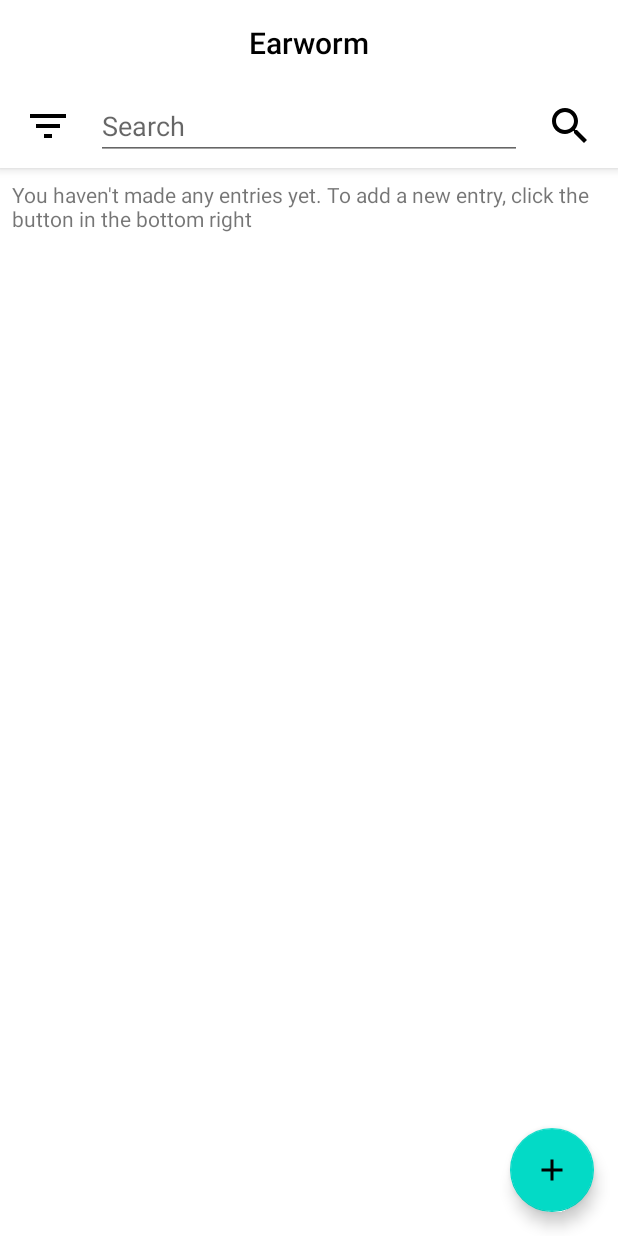
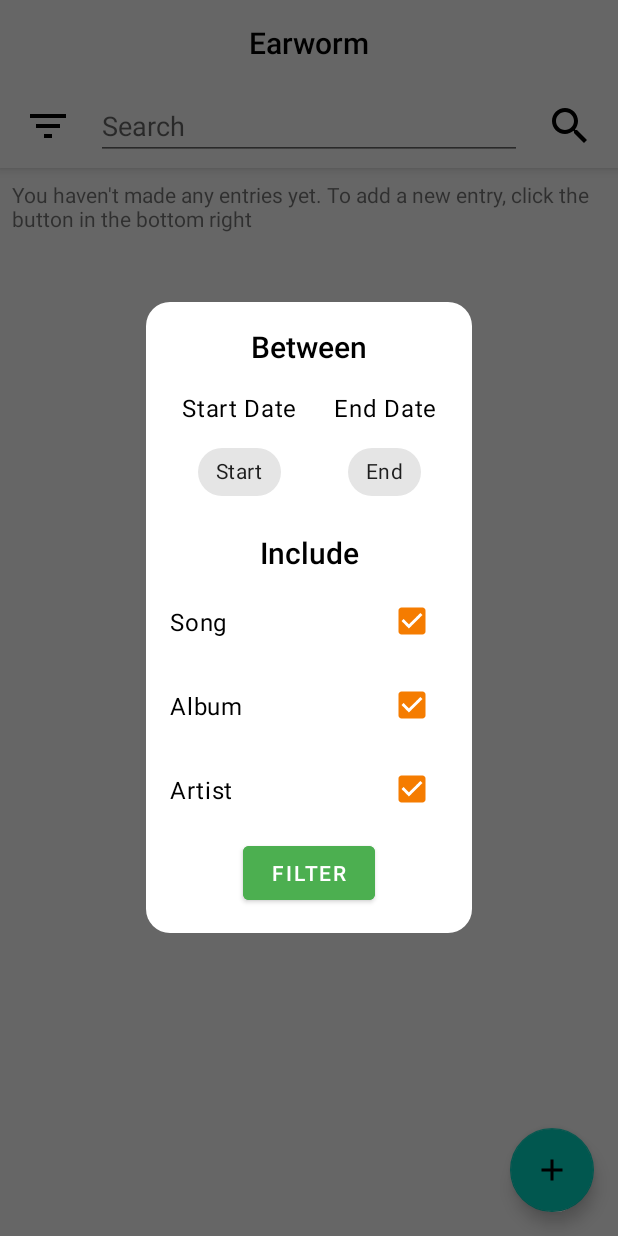
Before and after one commit to MarcDonald/Earworm, an Android app: the screen it shows after launch (MainActivity), after a tap on an icon or button, on a phone screen of 412 x 824 dp. Run offline under Robolectric (Android 15) with nearby library versions, the phone set to English and light mode, and no system bars; our stand-ins replace Room's generated code, Timber.

Commit message:
Add Filter Dialog layout
-No functionality other than storing which checkboxes are checked

```diff
--- a/app/src/main/java/app/marcdev/earworm/mainscreen/MainFragmentViewImpl.kt
+++ b/app/src/main/java/app/marcdev/earworm/mainscreen/MainFragmentViewImpl.kt
@@ -15,6 +15,7 @@ import app.marcdev.earworm.database.FavouriteItem
 import app.marcdev.earworm.mainscreen.additem.AddItemBottomSheet
 import app.marcdev.earworm.mainscreen.additem.RecyclerUpdateView
 import app.marcdev.earworm.mainscreen.mainrecycler.MainRecyclerAdapter
+import app.marcdev.earworm.uicomponents.FilterDialog
 import com.google.android.material.floatingactionbutton.FloatingActionButton
 import timber.log.Timber
 
@@ -24,6 +25,7 @@ class MainFragmentViewImpl : Fragment(), MainFragmentView, RecyclerUpdateView {
   private lateinit var noEntriesWarning: TextView
   private lateinit var progressBar: ProgressBar
   private lateinit var searchInput: EditText
+  private lateinit var filterDialog: FilterDialog
   private lateinit var recyclerAdapter: MainRecyclerAdapter
   private lateinit var presenter: MainFragmentPresenter
 
@@ -57,6 +59,8 @@ class MainFragmentViewImpl : Fragment(), MainFragmentView, RecyclerUpdateView {
 
     val nestedScrollView: NestedScrollView = view.findViewById(R.id.scroll_main)
     nestedScrollView.setOnScrollChangeListener(scrollViewOnScrollChangeListener)
+
+    this.filterDialog = FilterDialog(requireActivity())
   }
 
   private val fabOnClickListener = View.OnClickListener {
@@ -86,7 +90,7 @@ class MainFragmentViewImpl : Fragment(), MainFragmentView, RecyclerUpdateView {
 
   private val filterOnClickListener = View.OnClickListener {
     Timber.d("Log: Filter Clicked")
-    // TODO
+    filterDialog.show()
   }
 
   private var scrollViewOnScrollChangeListener = { _: View, _: Int, scrollY: Int, _: Int, oldScrollY: Int -> hideFabOnScroll(scrollY, oldScrollY) }
--- /dev/null
+++ b/app/src/main/java/app/marcdev/earworm/uicomponents/FilterDialog.kt
@@ -0,0 +1,81 @@
+package app.marcdev.earworm.uicomponents
+
+import android.app.Dialog
+import android.content.Context
+import android.graphics.Color
+import android.graphics.drawable.ColorDrawable
+import android.widget.CheckBox
+import android.widget.CompoundButton
+import android.widget.Toast
+import app.marcdev.earworm.R
+import com.google.android.material.button.MaterialButton
+import com.google.android.material.chip.Chip
+import timber.log.Timber
+
+class FilterDialog(context: Context) : Dialog(context) {
+
+  private lateinit var displaySongCheckbox: CheckBox
+  private lateinit var displayAlbumCheckbox: CheckBox
+  private lateinit var displayArtistCheckbox: CheckBox
+  private lateinit var startDateDisplay: Chip
+  private lateinit var endDateDisplay: Chip
+  private var displaySong: Boolean = true
+  private var displayAlbum: Boolean = true
+  private var displayArtist: Boolean = true
+
+  init {
+    Timber.d("Log: FilterDialog Init: Started")
+    setContentView(R.layout.dialog_filter)
+    window!!.setBackgroundDrawable(ColorDrawable(Color.TRANSPARENT))
+    bindViews()
+    initCheckboxes()
+  }
+
+  private fun bindViews() {
+    Timber.d("Log: bindViews: Started")
+
+    this.startDateDisplay = findViewById(R.id.chip_filter_start)
+    startDateDisplay.setOnClickListener {
+      Timber.d("Log: startDateClickListener: Started")
+      // TODO display date picker dialog
+      Toast.makeText(context, "Start", Toast.LENGTH_SHORT).show()
+    }
+
+    this.endDateDisplay = findViewById(R.id.chip_filter_end)
+    endDateDisplay.setOnClickListener {
+      Timber.d("Log: endDateClickListener: Started")
+      // TODO display date picker dialog
+      Toast.makeText(context, "End", Toast.LENGTH_SHORT).show()
+    }
+
+    this.displaySongCheckbox = findViewById(R.id.chk_filter_song)
+    displaySongCheckbox.setOnCheckedChangeListener { _: CompoundButton?, isChecked: Boolean ->
+      displaySong = isChecked
+    }
+
+    this.displayAlbumCheckbox = findViewById(R.id.chk_filter_album)
+    displayAlbumCheckbox.setOnCheckedChangeListener { _: CompoundButton?, isChecked: Boolean ->
+      displayAlbum = isChecked
+    }
+
+    this.displayArtistCheckbox = findViewById(R.id.chk_filter_artist)
+    displayArtistCheckbox.setOnCheckedChangeListener { _: CompoundButton?, isChecked: Boolean ->
+      displayArtist = isChecked
+    }
+
+    val submitButton: MaterialButton = findViewById(R.id.btn_filter_ok)
+    submitButton.setOnClickListener {
+      Timber.d("Log: submitButtonOnClickListener: Started")
+      // TODO
+      Toast.makeText(context, "Filter", Toast.LENGTH_SHORT).show()
+      dismiss()
+    }
+  }
+
+  private fun initCheckboxes() {
+    Timber.d("Log: initCheckboxes: Started")
+    displaySongCheckbox.isChecked = displaySong
+    displayAlbumCheckbox.isChecked = displayAlbum
+    displayArtistCheckbox.isChecked = displayArtist
+  }
+}
--- /dev/null
+++ b/app/src/main/res/layout/dialog_filter.xml
@@ -0,0 +1,195 @@
+<?xml version="1.0" encoding="utf-8"?>
+<androidx.coordinatorlayout.widget.CoordinatorLayout xmlns:android="http://schemas.android.com/apk/res/android"
+  xmlns:app="http://schemas.android.com/apk/res-auto"
+  style="@style/LightTheme.DialogTheme"
+  android:layout_width="wrap_content"
+  android:layout_height="wrap_content">
+
+  <androidx.constraintlayout.widget.ConstraintLayout
+    android:layout_width="wrap_content"
+    android:layout_height="wrap_content">
+
+    <TextView
+      android:id="@+id/txt_filter_dates_title"
+      android:layout_width="wrap_content"
+      android:layout_height="wrap_content"
+      android:layout_margin="@dimen/marginStandard"
+      android:text="@string/between"
+      android:textAppearance="@style/LightTheme.TextAppearance.AlertDialogTitle"
+      app:layout_constraintEnd_toEndOf="parent"
+      app:layout_constraintStart_toStartOf="parent"
+      app:layout_constraintTop_toTopOf="parent" />
+
+    <androidx.constraintlayout.widget.ConstraintLayout
+      android:id="@+id/con_filter_start_date"
+      android:layout_width="0dp"
+      android:layout_height="wrap_content"
+      android:layout_margin="@dimen/marginStandard"
+      app:layout_constraintStart_toStartOf="parent"
+      app:layout_constraintTop_toBottomOf="@id/txt_filter_dates_title">
+
+      <TextView
+        android:id="@+id/txt_filter_start_date_title"
+        android:layout_width="wrap_content"
+        android:layout_height="wrap_content"
+        android:layout_margin="@dimen/marginStandard"
+        android:text="@string/start_date"
+        android:textAppearance="@style/LightTheme.TextAppearance.NormalText"
+        app:layout_constraintEnd_toEndOf="parent"
+        app:layout_constraintStart_toStartOf="parent"
+        app:layout_constraintTop_toTopOf="parent" />
+
+      <com.google.android.material.chip.Chip
+        android:id="@+id/chip_filter_start"
+        android:layout_width="wrap_content"
+        android:layout_height="wrap_content"
+        android:layout_margin="@dimen/marginStandard"
+        android:text="@string/start"
+        app:layout_constraintBottom_toBottomOf="parent"
+        app:layout_constraintEnd_toEndOf="parent"
+        app:layout_constraintStart_toStartOf="parent"
+        app:layout_constraintTop_toBottomOf="@id/txt_filter_start_date_title" />
+    </androidx.constraintlayout.widget.ConstraintLayout>
+
+    <androidx.constraintlayout.widget.ConstraintLayout
+      android:id="@+id/con_filter_end_date"
+      android:layout_width="wrap_content"
+      android:layout_height="wrap_content"
+      android:layout_margin="@dimen/marginStandard"
+      app:layout_constraintEnd_toEndOf="parent"
+      app:layout_constraintStart_toEndOf="@id/con_filter_start_date"
+      app:layout_constraintTop_toBottomOf="@id/txt_filter_dates_title">
+
+      <TextView
+        android:id="@+id/txt_filter_end_date_title"
+        android:layout_width="wrap_content"
+        android:layout_height="wrap_content"
+        android:layout_margin="@dimen/marginStandard"
+        android:gravity="end"
+        android:text="@string/end_date"
+        android:textAppearance="@style/LightTheme.TextAppearance.NormalText"
+        app:layout_constraintEnd_toEndOf="parent"
+        app:layout_constraintStart_toStartOf="parent"
+        app:layout_constraintTop_toTopOf="parent" />
+
+      <com.google.android.material.chip.Chip
+        android:id="@+id/chip_filter_end"
+        android:layout_width="wrap_content"
+        android:layout_height="wrap_content"
+        android:layout_margin="@dimen/marginStandard"
+        android:text="@string/end"
+        app:layout_constraintBottom_toBottomOf="parent"
+        app:layout_constraintEnd_toEndOf="parent"
+        app:layout_constraintStart_toStartOf="parent"
+        app:layout_constraintTop_toBottomOf="@id/txt_filter_end_date_title" />
+    </androidx.constraintlayout.widget.ConstraintLayout>
+
+    <TextView
+      android:id="@+id/txt_filter_types_title"
+      android:layout_width="wrap_content"
+      android:layout_height="wrap_content"
+      android:layout_margin="@dimen/marginStandard"
+      android:text="@string/include"
+      android:textAppearance="@style/LightTheme.TextAppearance.AlertDialogTitle"
+      app:layout_constraintEnd_toEndOf="parent"
+      app:layout_constraintStart_toStartOf="parent"
+      app:layout_constraintTop_toBottomOf="@id/con_filter_start_date" />
+
+    <androidx.constraintlayout.widget.ConstraintLayout
+      android:id="@+id/con_filter_song"
+      android:layout_width="0dp"
+      android:layout_height="wrap_content"
+      android:layout_margin="@dimen/marginStandard"
+      app:layout_constraintEnd_toEndOf="parent"
+      app:layout_constraintStart_toStartOf="parent"
+      app:layout_constraintTop_toBottomOf="@id/txt_filter_types_title">
+
+      <TextView
+        android:id="@+id/txt_filter_song_title"
+        android:layout_width="wrap_content"
+        android:layout_height="wrap_content"
+        android:text="@string/song"
+        android:textAppearance="@style/LightTheme.TextAppearance.NormalText"
+        app:layout_constraintBottom_toBottomOf="parent"
+        app:layout_constraintStart_toStartOf="parent"
+        app:layout_constraintTop_toTopOf="parent" />
+
+      <CheckBox
+        android:id="@+id/chk_filter_song"
+        android:layout_width="wrap_content"
+        android:layout_height="wrap_content"
+        app:layout_constraintBottom_toBottomOf="parent"
+        app:layout_constraintEnd_toEndOf="parent"
+        app:layout_constraintTop_toTopOf="parent" />
+    </androidx.constraintlayout.widget.ConstraintLayout>
+
+    <androidx.constraintlayout.widget.ConstraintLayout
+      android:id="@+id/con_filter_album"
+      android:layout_width="0dp"
+      android:layout_height="wrap_content"
+      android:layout_margin="@dimen/marginStandard"
+      app:layout_constraintEnd_toEndOf="parent"
+      app:layout_constraintStart_toStartOf="parent"
+      app:layout_constraintTop_toBottomOf="@id/con_filter_song">
+
+      <TextView
+        android:id="@+id/txt_filter_album_title"
+        android:layout_width="wrap_content"
+        android:layout_height="wrap_content"
+        android:text="@string/album"
+        android:textAppearance="@style/LightTheme.TextAppearance.NormalText"
+        app:layout_constraintBottom_toBottomOf="parent"
+        app:layout_constraintStart_toStartOf="parent"
+        app:layout_constraintTop_toTopOf="parent" />
+
+      <CheckBox
+        android:id="@+id/chk_filter_album"
+        android:layout_width="wrap_content"
+        android:layout_height="wrap_content"
+        app:layout_constraintBottom_toBottomOf="parent"
+        app:layout_constraintEnd_toEndOf="parent"
+        app:layout_constraintTop_toTopOf="parent" />
+    </androidx.constraintlayout.widget.ConstraintLayout>
+
+    <androidx.constraintlayout.widget.ConstraintLayout
+      android:id="@+id/con_filter_artist"
+      android:layout_width="0dp"
+      android:layout_height="wrap_content"
+      android:layout_margin="@dimen/marginStandard"
+      app:layout_constraintEnd_toEndOf="parent"
+      app:layout_constraintStart_toStartOf="parent"
+      app:layout_constraintTop_toBottomOf="@id/con_filter_album">
+
+      <TextView
+        android:id="@+id/txt_filter_artist_title"
+        android:layout_width="wrap_content"
+        android:layout_height="wrap_content"
+        android:text="@string/artist"
+        android:textAppearance="@style/LightTheme.TextAppearance.NormalText"
+        app:layout_constraintBottom_toBottomOf="parent"
+        app:layout_constraintStart_toStartOf="parent"
+        app:layout_constraintTop_toTopOf="parent" />
+
+      <CheckBox
+        android:id="@+id/chk_filter_artist"
+        android:layout_width="wrap_content"
+        android:layout_height="wrap_content"
+        app:layout_constraintBottom_toBottomOf="parent"
+        app:layout_constraintEnd_toEndOf="parent"
+        app:layout_constraintTop_toTopOf="parent" />
+    </androidx.constraintlayout.widget.ConstraintLayout>
+
+    <com.google.android.material.button.MaterialButton
+      android:id="@+id/btn_filter_ok"
+      android:layout_width="wrap_content"
+      android:layout_height="wrap_content"
+      android:layout_margin="@dimen/marginStandard"
+      android:backgroundTint="@color/positive"
+      android:text="@string/filter"
+      app:layout_constraintBottom_toBottomOf="parent"
+      app:layout_constraintEnd_toEndOf="parent"
+      app:layout_constraintStart_toStartOf="parent"
+      app:layout_constraintTop_toBottomOf="@id/con_filter_artist" />
+  </androidx.constraintlayout.widget.ConstraintLayout>
+
+</androidx.coordinatorlayout.widget.CoordinatorLayout>
--- a/app/src/main/res/values/strings.xml
+++ b/app/src/main/res/values/strings.xml
@@ -10,6 +10,13 @@
   <string name="long_click_hint">Hold to edit or delete</string>
   <string name="dont_show">Don\'t Show Again</string>
   <string name="search">Search</string>
+  <string name="filter">Filter</string>
+  <string name="between">Between</string>
+  <string name="include">Include</string>
+  <string name="start_date">Start Date</string>
+  <string name="end_date">End Date</string>
+  <string name="end">End</string>
+  <string name="start">Start</string>
 
   <!--Favourite Items-->
   <string name="song_name">Song name</string>
--- a/app/src/main/res/values/styles.xml
+++ b/app/src/main/res/values/styles.xml
@@ -42,6 +42,10 @@
     <item name="android:textAlignment">center</item>
   </style>
 
+  <style name="LightTheme.TextAppearance.NormalText" parent="TextAppearance.MaterialComponents.Body1">
+    <item name="android:textColor">@color/textOnPrimary</item>
+  </style>
+
   <!--Button Styles-->
   <style name="LightTheme.NoBackgroundImageButton">
     <item name="android:backgroundTint">@color/colorPrimary</item>
```
